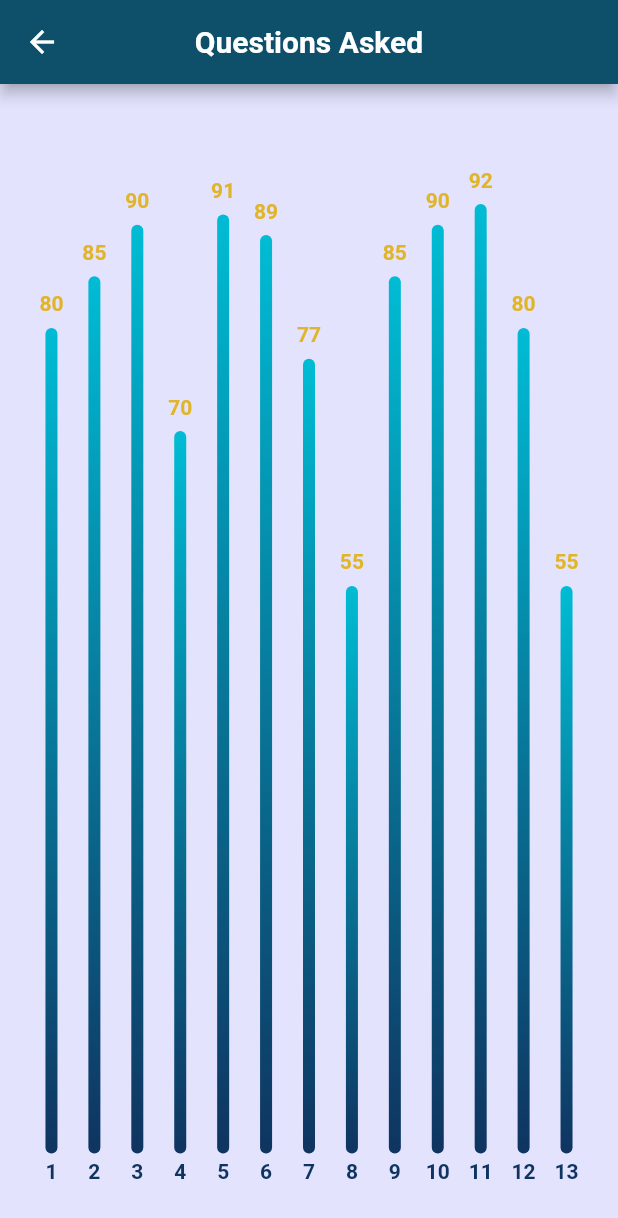
After one commit to idan1ezer/AnyQuestions, a Flutter app: the StatisticsListPage screen opened by its route, after a tap on "Time consumed", on a phone screen of 412 x 824 dp. The commit adds this screen. Shown: the top 1218 px of the screen. Run offline on Flutter 3.47's test engine with Material 2 defaults, Android fonts, the phone set to English and light mode, and no system bars; drawn by our look-alikes of fl_chart; our stand-ins replace faker, fluttertoast, go_router, google_fonts, shared_preferences; missing offline and left inert: pusher_channels_flutter; accounts and stored records are empty; network calls fail.

Commit message:
add time consumed page

```diff
--- a/lib/models/course.dart
+++ b/lib/models/course.dart
@@ -1,30 +1,30 @@
 import 'group.dart';
 
 class Course {
-  final String ID;
+  final String id;
   final String name;
   final List<Group> groups;
 
   Course(
-      {required this.ID,
+      {required this.id,
         required this.name,
         required this.groups});
 
   factory Course.fromJson(Map<String, dynamic> json) => Course(
-    ID: json["ID"],
+    id: json["id"],
     name: json["name"],
     groups: List<Group>.from(json["groups"].map((x) => Group.fromJson(x))),
   );
 
   Map<String, dynamic> toJson() => {
-    "ID": ID,
+    "id": id,
     "name": name,
     "groups": List<dynamic>.from(groups.map((x) => x.toJson())),
   };
 
   @override
   String toString() {
-    return 'Course - \n$ID\t$name\t$groups';
+    return 'Course - \n$id\t$name\t$groups';
   }
 
 }
--- a/lib/models/group.dart
+++ b/lib/models/group.dart
@@ -1,34 +1,30 @@
 import 'lecture.dart';
 
 class Group {
-  final String ID;
-  final String courseName;
+  final String id;
   final String lecturerID;
   final List<Lecture> lectures;
 
   Group(
-      {required this.ID,
-      required this.courseName,
+      {required this.id,
       required this.lecturerID,
       required this.lectures});
 
   factory Group.fromJson(Map<String, dynamic> json) => Group(
-    ID: json["ID"],
-    courseName: json["courseName"],
+    id: json["id"],
     lecturerID: json["lecturerID"],
     lectures: List<Lecture>.from(json["lectures"].map((x) => Lecture.fromJson(x))),
   );
 
   Map<String, dynamic> toJson() => {
-    "ID": ID,
-    "courseName": courseName,
+    "id": id,
     "lecturerID": lecturerID,
     "lectures": List<dynamic>.from(lectures.map((x) => x.toJson())),
   };
 
   @override
   String toString() {
-    return 'Course - \n$ID\t$courseName\t$lecturerID\t$lectures';
+    return 'Course - \n$id\t$lecturerID\t$lectures';
   }
 
 }
--- a/lib/pages/live/live_page.dart
+++ b/lib/pages/live/live_page.dart
@@ -61,8 +61,8 @@ class _LivePageState extends State<LivePage> {
 
         bool isLive;
 
-        if (courseList.any((course) => course.ID == courseID)) {
-          if (courseList.firstWhere((course) => course.ID == courseID).groups.any((group) => group.ID == groupID)) {
+        if (courseList.any((course) => course.id == courseID)) {
+          if (courseList.firstWhere((course) => course.id == courseID).groups.any((group) => group.id == groupID)) {
             isLive = true;
           }
           else {
--- a/lib/pages/my_courses/classes_page.dart
+++ b/lib/pages/my_courses/classes_page.dart
@@ -28,7 +28,7 @@ class _ClassesPageState extends State<ClassesPage> {
     groupID = widget.groupID ?? "";
     courseID = groupID.isNotEmpty ? groupID.substring(0,4) : "";
 
-    lecturesList = courseList.firstWhere((course) => course.ID == courseID).groups.firstWhere((group) => group.ID == groupID).lectures;
+    lecturesList = courseList.firstWhere((course) => course.id == courseID).groups.firstWhere((group) => group.id == groupID).lectures;
   }
 
   @override
--- a/lib/pages/my_courses/courses_page.dart
+++ b/lib/pages/my_courses/courses_page.dart
@@ -29,9 +29,12 @@ class _CoursesPageState extends State<CoursesPage> {
   AQService aqService = AQService();
   late final bool isLecturer;
 
+
   @override
   void initState() {
     super.initState();
+
+    aqService.getCourses("SarahJohnson87");
 
     isLecturer = sharedPreferences.getBool("isLecturer") ?? false;
     courseList.clear();
@@ -78,9 +81,9 @@ class _CoursesPageState extends State<CoursesPage> {
             itemBuilder: (context, index) {
               return AnyQuestionsCourseListTile(
                 title: courseList[index].name,
-                subtitle: isLecturer ? "LECTURER THAT LOGGED IN NAME" : courseList[index].groups[0].lecturerID,
+                subtitle: isLecturer ? sharedPreferences.getString("username") ?? "Lecturer" : courseList[index].groups[0].lecturerID,
                 keyParam: "groupID",
-                valueParam: courseList[index].groups[0].ID,
+                valueParam: courseList[index].groups[0].id,
                 goToLocation: "class_lectures",
                 groupsID: isLecturer ? getGroupsID(courseList[index].groups) : [],
               );
@@ -95,7 +98,7 @@ class _CoursesPageState extends State<CoursesPage> {
     List<String> groupIDList = [];
 
     for (Group group in groups) {
-      groupIDList.add(group.ID);
+      groupIDList.add(group.id);
     }
     return groupIDList;
   }
--- a/lib/pages/my_courses/summary_page.dart
+++ b/lib/pages/my_courses/summary_page.dart
@@ -28,7 +28,7 @@ class _SummaryPageState extends State<SummaryPage> {
     courseID = lectureID.isNotEmpty ? lectureID.substring(0,4) : "";
     groupID = lectureID.isNotEmpty ? lectureID.substring(0,6) : "";
 
-    qaList = courseList.firstWhere((course) => course.ID == courseID).groups.firstWhere((group) => group.ID == groupID).lectures.firstWhere((lecture) => lecture.id == lectureID).summary;
+    qaList = courseList.firstWhere((course) => course.id == courseID).groups.firstWhere((group) => group.id == groupID).lectures.firstWhere((lecture) => lecture.id == lectureID).summary;
   }
 
 
--- a/lib/pages/statistics/statistics_list_page.dart
+++ b/lib/pages/statistics/statistics_list_page.dart
@@ -88,6 +88,14 @@ class _StatisticsListPage extends State<StatisticsListPage> {
                   ),
                   // color: AppTheme.backgroundColor,
                   child: ListTile(
+                    onTap: () {
+                      context.go(
+                          context.namedLocation("time_consumed",
+                              queryParams: <String, String>{
+                                "groupID": groupID
+                              })
+                      );
+                    },
                     minVerticalPadding: 15,
                     title: Text(
                       "Time consumed",
--- a/lib/pages/statistics/statistics_page.dart
+++ b/lib/pages/statistics/statistics_page.dart
@@ -84,14 +84,14 @@ class _StatisticsPage extends State<StatisticsPage> {
                               Padding(
                                 padding: const EdgeInsets.only(left: 30.0, right: 10),
                                 child: ListTile(
-                                  title: Text("Group ID - ${courseList[index].groups[index2].ID}"),
+                                  title: Text("Group ID - ${courseList[index].groups[index2].id}"),
                                   subtitle: Text("Lecturer ID - ${courseList[index].groups[index2].lecturerID}"),
                                   trailing: Icon(Icons.arrow_forward_ios),
                                   onTap: () {
                                     context.go(
                                         context.namedLocation("statistics_list",
                                             queryParams: <String, String>{
-                                              "groupID": courseList[index].groups[index2].ID
+                                              "groupID": courseList[index].groups[index2].id
                                             })
                                     );
                                   },
--- /dev/null
+++ b/lib/pages/statistics/statistics_types/time_consumed_stats.dart
@@ -0,0 +1,213 @@
+import 'package:fl_chart/fl_chart.dart';
+import "package:flutter/material.dart";
+
+import '../../../settings/app_theme.dart';
+
+class TimeConsumedStats extends StatefulWidget {
+  TimeConsumedStats({Key? key, this.groupID = ""}) : super(key: key);
+
+  String? groupID;
+
+  @override
+  State<TimeConsumedStats> createState() => _TimeConsumedStats();
+}
+
+class _TimeConsumedStats extends State<TimeConsumedStats> {
+  late String groupID;
+
+  List<BarChartGroupData> barGroups = [];
+
+  var values = [
+    {'lecture': 1, 'efficiency': 80},
+    {'lecture': 2, 'efficiency': 85},
+    {'lecture': 3, 'efficiency': 90},
+    {'lecture': 4, 'efficiency': 70},
+    {'lecture': 5, 'efficiency': 91},
+    {'lecture': 6, 'efficiency': 89},
+    {'lecture': 7, 'efficiency': 77},
+    {'lecture': 8, 'efficiency': 55},
+    {'lecture': 9, 'efficiency': 85},
+    {'lecture': 10, 'efficiency':90},
+    {'lecture': 11, 'efficiency': 92},
+    {'lecture': 12, 'efficiency': 80},
+    {'lecture': 13, 'efficiency': 55},
+  ];
+
+
+  @override
+  void initState() {
+    super.initState();
+    groupID = widget.groupID ?? "";
+  }
+
+  @override
+  Widget build(BuildContext context) {
+    initBarGroups();
+
+    return Scaffold(
+      appBar: AppBar(
+        backgroundColor: AppTheme.appBarColor,
+        centerTitle: true,
+        title: Text(
+          "Questions Asked",
+          style: AppTheme.appBarHeaderFontStyle,
+        ),
+      ),
+      body: Container(
+        decoration: BoxDecoration(
+          color: AppTheme.backgroundColor,
+        ),
+        child: Padding(
+          padding:
+              const EdgeInsets.only(top: 25, bottom: 25, right: 20, left: 20),
+          child: BarChart(
+            BarChartData(
+              barTouchData: barTouchData,
+              titlesData: titlesData,
+              borderData: borderData,
+              barGroups: barGroups,
+              gridData: FlGridData(show: false),
+              alignment: BarChartAlignment.spaceAround,
+              maxY: 100,
+              minY: 0,
+            ),
+          ),
+        ),
+      ),
+    );
+  }
+
+  BarTouchData get barTouchData => BarTouchData(
+        enabled: false,
+        touchTooltipData: BarTouchTooltipData(
+          tooltipBgColor: Colors.transparent,
+          tooltipPadding: EdgeInsets.zero,
+          tooltipMargin: 8,
+          getTooltipItem: (
+            BarChartGroupData group,
+            int groupIndex,
+            BarChartRodData rod,
+            int rodIndex,
+          ) {
+            return BarTooltipItem(
+              rod.toY.round().toString(),
+              TextStyle(
+                color: AppTheme.mainColor,
+                fontWeight: FontWeight.bold,
+              ),
+            );
+          },
+        ),
+      );
+
+  Widget getTitles(double value, TitleMeta meta) {
+    final style = TextStyle(
+      color: Color(0xFF0F3460),
+      fontWeight: FontWeight.bold,
+      fontSize: 14,
+    );
+    String text;
+    switch (value.toInt()) {
+      case 1:
+        text = '1';
+        break;
+      case 2:
+        text = '2';
+        break;
+      case 3:
+        text = '3';
+        break;
+      case 4:
+        text = '4';
+        break;
+      case 5:
+        text = '5';
+        break;
+      case 6:
+        text = '6';
+        break;
+      case 7:
+        text = '7';
+        break;
+      case 8:
+        text = '8';
+        break;
+      case 9:
+        text = '9';
+        break;
+      case 10:
+        text = '10';
+        break;
+      case 11:
+        text = '11';
+        break;
+      case 12:
+        text = '12';
+        break;
+      case 13:
+        text = '13';
+        break;
+      default:
+        text = '';
+        break;
+    }
+    return SideTitleWidget(
+      axisSide: meta.axisSide,
+      space: 4,
+      child: Text(text, style: style),
+    );
+  }
+
+  FlTitlesData get titlesData => FlTitlesData(
+        show: true,
+        bottomTitles: AxisTitles(
+          sideTitles: SideTitles(
+            showTitles: true,
+            reservedSize: 30,
+            getTitlesWidget: getTitles,
+          ),
+        ),
+        leftTitles: AxisTitles(
+          sideTitles: SideTitles(showTitles: false),
+        ),
+        topTitles: AxisTitles(
+          sideTitles: SideTitles(showTitles: false),
+        ),
+        rightTitles: AxisTitles(
+          sideTitles: SideTitles(showTitles: false),
+        ),
+      );
+
+  FlBorderData get borderData => FlBorderData(
+        show: false,
+      );
+
+  LinearGradient get _barsGradient => LinearGradient(
+        colors: [
+          Color(0xFF0F3460),
+          Colors.cyan,
+        ],
+        begin: Alignment.bottomCenter,
+        end: Alignment.topCenter,
+      );
+
+  void initBarGroups() {
+    int index = 1;
+
+    for (var value in values) {
+      barGroups.add(
+        BarChartGroupData(
+          x: index,
+          barRods: [
+            BarChartRodData(
+              toY: value["efficiency"]?.toDouble() ?? 2.0,
+              gradient: _barsGradient,
+            )
+          ],
+          showingTooltipIndicators: [0],
+        ),
+      );
+      index ++;
+    }
+  }
+}
--- a/lib/services/aq_service.dart
+++ b/lib/services/aq_service.dart
@@ -32,17 +32,17 @@ class AQService {
       // then parse the JSON.
 
       isConnected = true;
-      // final body = json.decode(response.body);
+      final body = json.decode(response.body);
+      var name = body["username"].split(new RegExp(r"(?<=[a-z])(?=[A-Z])"));
+      String fullName = name[0] + " " + name[1];
 
-      sharedPreferences.setBool("isLecturer", true);
-      // sharedPreferences.setBool("isLecturer", false);
-      // print("body:" + body);
-      // if (body["role"] == "STUDENT") {
-      //   // sharedPreferences.setBool("isLecturer", false);
-      //   sharedPreferences.setBool("isLecturer", true);
-      // } else {
-      //   sharedPreferences.setBool("isLecturer", true);
-      // }
+      if (body["type"] == "LECTURER") {
+        sharedPreferences.setBool("isLecturer", true);
+      }
+      else {
+        sharedPreferences.setBool("isLecturer", false);
+      }
+      sharedPreferences.setString("username", fullName);
 
     } else {
       // If the server did not return a 200 OK response,
@@ -56,7 +56,7 @@ class AQService {
   Future<List<Course>> getCourses(String userName) async {
     final response = await http.get(
       Uri.parse(
-          '${URL}anyquestions/courses/currentCoursesInstances/${userName}'),
+          '${URL}anyQuestions/courses/${userName}'),
       headers: <String, String>{
         'Accept': "application/json; charset=UTF-8",
         // 'Cookie': "application/json; charset=UTF-8",
@@ -66,12 +66,16 @@ class AQService {
     if (response.statusCode == 200) {
       List<Course> courseList = [];
 
-      Map<String, dynamic> courseMap = jsonDecode(response.body);
+      print(response.body);
 
-      courseMap.forEach((key, value) {
-        Course newCourse = Course.fromJson(value);
-        courseList.insert(0, newCourse);
-      });
+      List<Course> courses = jsonDecode(response.body);
+      print(courses);
+      // Map<String, dynamic> courseMap = jsonDecode(response.body);
+      //
+      // courseMap.forEach((key, value) {
+      //   Course newCourse = Course.fromJson(value);
+      //   courseList.insert(0, newCourse);
+      // });
 
       return courseList;
     } else {
@@ -92,12 +96,11 @@ class AQService {
     String jsonData = '''
     {
     "0": {
-        "ID": "1111",
+        "id": "1111",
         "name": "Computer Science",
 		"groups": [
 			{
-				"ID": "111111",
-				"courseName": "Computer Science 1",
+				"id": "111111",
 				"lecturerID": "LuisBeagle95",
 				"lectures": [
 					{
@@ -160,8 +163,7 @@ class AQService {
 				]
 			},
 			{
-				"ID": "111122",
-				"courseName": "Computer Science 2",
+				"id": "111122",
 				"lecturerID": "CharlieBrown99",
 				"lectures": [
 					{
@@ -208,12 +210,11 @@ class AQService {
     },
 
 "1": {
-        "ID": "2222",
+        "id": "2222",
         "name": "Algorithm II",
 		"groups": [
 			{
-				"ID": "222211",
-				"courseName": "Algorithm II 1",
+				"id": "222211",
 				"lecturerID": "CharlieBrown99",
 				"lectures": [
 					{
--- a/lib/settings/app_router.dart
+++ b/lib/settings/app_router.dart
@@ -2,6 +2,7 @@ import 'package:any_questions/pages/my_courses/classes_page.dart';
 import 'package:any_questions/pages/my_courses/summary_page.dart';
 import 'package:any_questions/pages/statistics/statistics_list_page.dart';
 import 'package:any_questions/pages/statistics/statistics_types/questions_asked_stats.dart';
+import 'package:any_questions/pages/statistics/statistics_types/time_consumed_stats.dart';
 import 'package:flutter/material.dart';
 import 'package:go_router/go_router.dart';
 
@@ -64,6 +65,15 @@ final GoRouter router = GoRouter(routes: <GoRoute>[
                   );
                 },
               ),
+              GoRoute(
+                path: 'home_screen/statistics_list_page/time_consumed_stats',
+                name: 'time_consumed',
+                builder: (BuildContext context, GoRouterState state) {
+                  return TimeConsumedStats(
+                    groupID: state.queryParams["groupID"],
+                  );
+                },
+              ),
             ]
         ),
       ]
```
